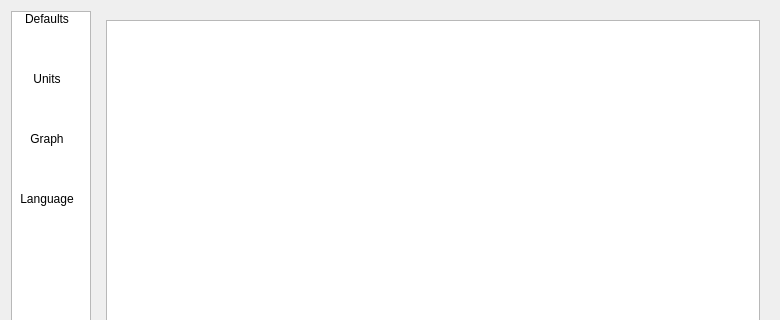
Above: qt-ui/preferences.ui from subsurface/subsurface before the change; both pictures show x 0 to 780 and y 0 to 320 of the 780 by 521 pixel window. Below: the same form after it.
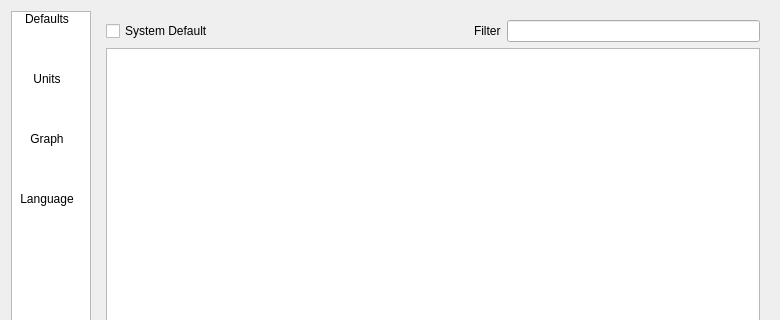
That is the form after the change. The open tabs and pages were chosen to show the change. Icons and pictures are not drawn.

Commit message:
Added a filter option to the Language Chooser
This patch adds a filter option to the Language Chooser.
if you choose filter, only the filtered options will appear.

What changed in the file:
```diff
--- a/qt-ui/preferences.ui
+++ b/qt-ui/preferences.ui
@@ -828,7 +828,41 @@
         </layout>
        </widget>
        <widget class="QWidget" name="page_4">
-        <layout class="QHBoxLayout" name="horizontalLayout_6">
+        <layout class="QVBoxLayout" name="verticalLayout_6">
+         <item>
+          <layout class="QHBoxLayout" name="horizontalLayout_6">
+           <item>
+            <widget class="QCheckBox" name="languageSystemDefault">
+             <property name="text">
+              <string>System Default</string>
+             </property>
+            </widget>
+           </item>
+           <item>
+            <spacer name="horizontalSpacer">
+             <property name="orientation">
+              <enum>Qt::Horizontal</enum>
+             </property>
+             <property name="sizeHint" stdset="0">
+              <size>
+               <width>40</width>
+               <height>20</height>
+              </size>
+             </property>
+            </spacer>
+           </item>
+           <item>
+            <widget class="QLabel" name="label_14">
+             <property name="text">
+              <string>Filter</string>
+             </property>
+            </widget>
+           </item>
+           <item>
+            <widget class="QLineEdit" name="languageFilter"/>
+           </item>
+          </layout>
+         </item>
          <item>
           <widget class="QListView" name="languageView"/>
          </item>
```
Left out of the diff: 4 changed lines with no effect on the pictures. The commit also changes 2 other files.
